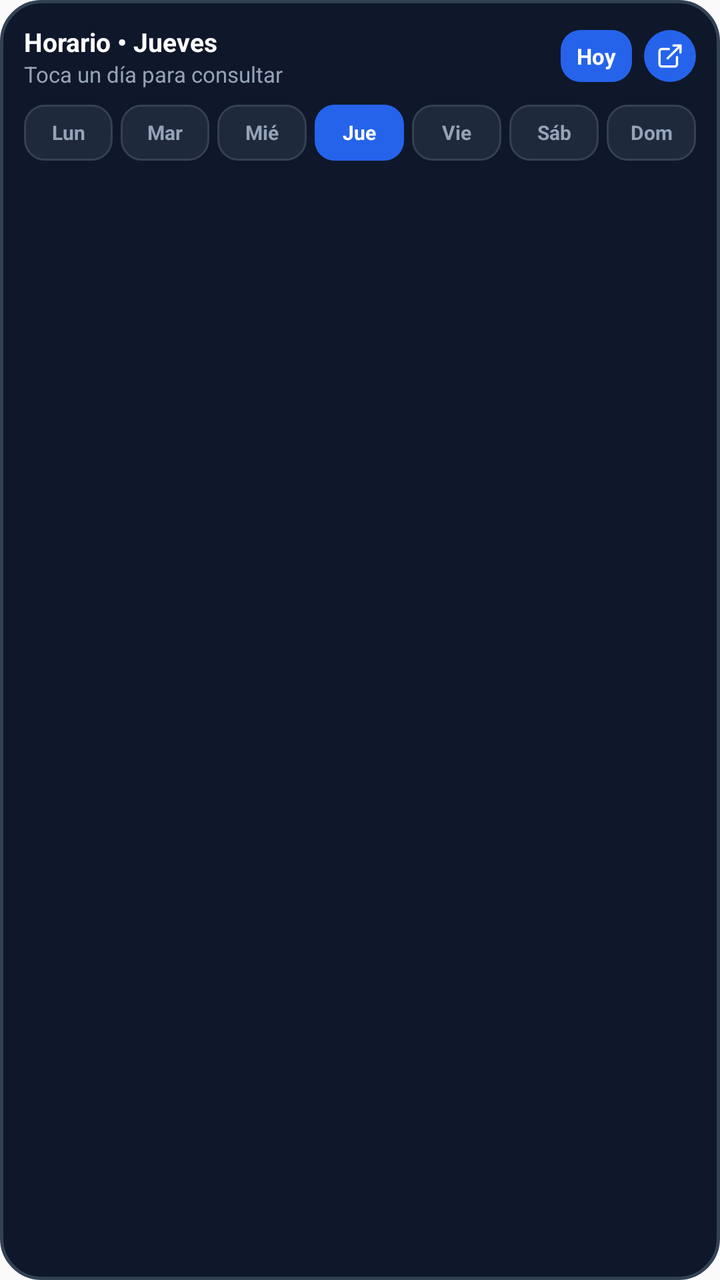
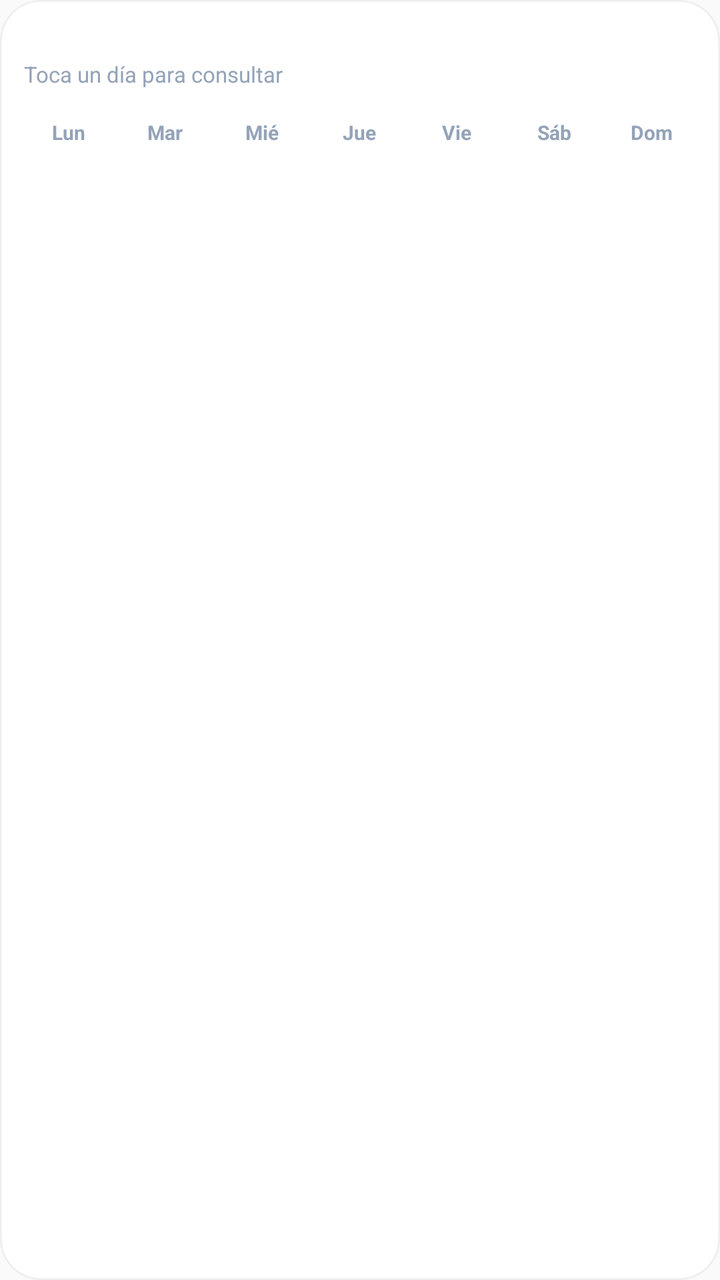

The first picture is an Android layout as it rendered before a commit; the second is the same layout after the commit. The layout source and the unified diff follow.
<!-- AndroidManifest.xml: application theme AppTheme -->
<!-- res/layout/widget_schedule_day_layout.xml -->
<?xml version="1.0" encoding="utf-8"?>
<LinearLayout xmlns:android="http://schemas.android.com/apk/res/android"
    android:id="@+id/widget_day_root"
    android:layout_width="match_parent"
    android:layout_height="match_parent"
    android:background="@drawable/widget_bg"
    android:orientation="vertical"
    android:padding="12dp">

    
    <LinearLayout
        android:layout_width="match_parent"
        android:layout_height="wrap_content"
        android:gravity="center_vertical"
        android:orientation="horizontal"
        android:paddingBottom="6dp">

        <LinearLayout
            android:id="@+id/widget_day_header_clickable"
            android:layout_width="0dp"
            android:layout_height="wrap_content"
            android:layout_weight="1"
            android:orientation="vertical">

            <TextView
                android:id="@+id/widget_day_title"
                android:layout_width="wrap_content"
                android:layout_height="wrap_content"
                android:text="Horario • Jueves"
                android:textColor="#ffffff"
                android:textSize="13sp"
                android:textStyle="bold" />

            <TextView
                android:id="@+id/widget_day_subtitle"
                android:layout_width="wrap_content"
                android:layout_height="wrap_content"
                android:text="Toca un día para consultar"
                android:textColor="#94a3b8"
                android:textSize="11sp" />
        </LinearLayout>

        
        <TextView
            android:id="@+id/widget_day_btn_today"
            android:layout_width="wrap_content"
            android:layout_height="26dp"
            android:layout_marginEnd="6dp"
            android:background="@drawable/widget_tab_active"
            android:gravity="center"
            android:paddingHorizontal="8dp"
            android:text="@string/widget_btn_today"
            android:textColor="#ffffff"
            android:textSize="11sp"
            android:textStyle="bold" />

        
        <FrameLayout
            android:id="@+id/widget_day_btn_open_app"
            android:layout_width="26dp"
            android:layout_height="26dp"
            android:background="@drawable/widget_add_btn_bg">

            <ImageView
                android:layout_width="14dp"
                android:layout_height="14dp"
                android:layout_gravity="center"
                android:contentDescription="Abrir Agenda"
                android:src="@drawable/ic_widget_external_link" />
        </FrameLayout>
    </LinearLayout>

    
    <LinearLayout
        android:layout_width="match_parent"
        android:layout_height="wrap_content"
        android:orientation="horizontal"
        android:paddingTop="2dp"
        android:paddingBottom="8dp">

        
        <TextView
            android:id="@+id/widget_btn_day_1"
            android:layout_width="0dp"
            android:layout_height="28dp"
            android:layout_marginEnd="2dp"
            android:layout_weight="1"
            android:background="@drawable/widget_tab_inactive"
            android:gravity="center"
            android:text="Lun"
            android:textColor="#94a3b8"
            android:textSize="10sp"
            android:textStyle="bold" />

        
        <TextView
            android:id="@+id/widget_btn_day_2"
            android:layout_width="0dp"
            android:layout_height="28dp"
            android:layout_marginHorizontal="2dp"
            android:layout_weight="1"
            android:background="@drawable/widget_tab_inactive"
            android:gravity="center"
            android:text="Mar"
            android:textColor="#94a3b8"
            android:textSize="10sp"
            android:textStyle="bold" />

        
        <TextView
            android:id="@+id/widget_btn_day_3"
            android:layout_width="0dp"
            android:layout_height="28dp"
            android:layout_marginHorizontal="2dp"
            android:layout_weight="1"
            android:background="@drawable/widget_tab_inactive"
            android:gravity="center"
            android:text="Mié"
            android:textColor="#94a3b8"
            android:textSize="10sp"
            android:textStyle="bold" />

        
        <TextView
            android:id="@+id/widget_btn_day_4"
            android:layout_width="0dp"
            android:layout_height="28dp"
            android:layout_marginHorizontal="2dp"
            android:layout_weight="1"
            android:background="@drawable/widget_tab_active"
            android:gravity="center"
            android:text="Jue"
            android:textColor="#ffffff"
            android:textSize="10sp"
            android:textStyle="bold" />

        
        <TextView
            android:id="@+id/widget_btn_day_5"
            android:layout_width="0dp"
            android:layout_height="28dp"
            android:layout_marginHorizontal="2dp"
            android:layout_weight="1"
            android:background="@drawable/widget_tab_inactive"
            android:gravity="center"
            android:text="Vie"
            android:textColor="#94a3b8"
            android:textSize="10sp"
            android:textStyle="bold" />

        
        <TextView
            android:id="@+id/widget_btn_day_6"
            android:layout_width="0dp"
            android:layout_height="28dp"
            android:layout_marginHorizontal="2dp"
            android:layout_weight="1"
            android:background="@drawable/widget_tab_inactive"
            android:gravity="center"
            android:text="Sáb"
            android:textColor="#94a3b8"
            android:textSize="10sp"
            android:textStyle="bold" />

        
        <TextView
            android:id="@+id/widget_btn_day_7"
            android:layout_width="0dp"
            android:layout_height="28dp"
            android:layout_marginStart="2dp"
            android:layout_weight="1"
            android:background="@drawable/widget_tab_inactive"
            android:gravity="center"
            android:text="Dom"
            android:textColor="#94a3b8"
            android:textSize="10sp"
            android:textStyle="bold" />
    </LinearLayout>

    
    <FrameLayout
        android:layout_width="match_parent"
        android:layout_height="0dp"
        android:layout_weight="1">

        <ListView
            android:id="@+id/widget_day_list_view"
            android:layout_width="match_parent"
            android:layout_height="match_parent"
            android:divider="@null"
            android:dividerHeight="6dp"
            android:overScrollMode="never"
            android:scrollbars="none" />

        <TextView
            android:id="@+id/widget_day_empty_view"
            android:layout_width="match_parent"
            android:layout_height="match_parent"
            android:gravity="center"
            android:padding="16dp"
            android:text="@string/widget_day_empty"
            android:textColor="#64748b"
            android:textSize="12sp"
            android:visibility="gone" />
    </FrameLayout>
</LinearLayout>
<!-- resources referenced by this layout -->
<resources>
  <!-- drawable ic_widget_external_link (drawable) -->
  <vector xmlns:android="http://schemas.android.com/apk/res/android"
      android:width="20dp"
      android:height="20dp"
      android:viewportWidth="24"
      android:viewportHeight="24">
      <path
          android:fillColor="#00000000"
          android:strokeColor="#FFFFFF"
          android:strokeWidth="2"
          android:strokeLineCap="round"
          android:strokeLineJoin="round"
          android:pathData="M15,3h6v6M10,14L21,3M18,13v6a2,2 0 0,1 -2,2H5a2,2 0 0,1 -2,-2V8a2,2 0 0,1 2,-2h6" />
  </vector>
  <!-- drawable widget_add_btn_bg (drawable) -->
  <?xml version="1.0" encoding="utf-8"?>
  <shape xmlns:android="http://schemas.android.com/apk/res/android"
      android:shape="oval">
      <solid android:color="#2563eb" />
  </shape>
  <!-- drawable widget_bg (drawable) -->
  <?xml version="1.0" encoding="utf-8"?>
  <shape xmlns:android="http://schemas.android.com/apk/res/android"
      android:shape="rectangle">
      <solid android:color="#0f172a" />
      <corners android:radius="20dp" />
      <stroke
          android:width="1.5dp"
          android:color="#334155" />
  </shape>
  <!-- drawable widget_tab_active (drawable) -->
  <?xml version="1.0" encoding="utf-8"?>
  <shape xmlns:android="http://schemas.android.com/apk/res/android"
      android:shape="rectangle">
      <solid android:color="#2563eb" />
      <corners android:radius="10dp" />
  </shape>
  <!-- drawable widget_tab_inactive (drawable) -->
  <?xml version="1.0" encoding="utf-8"?>
  <shape xmlns:android="http://schemas.android.com/apk/res/android"
      android:shape="rectangle">
      <solid android:color="#1e293b" />
      <corners android:radius="10dp" />
      <stroke
          android:width="1dp"
          android:color="#334155" />
  </shape>
  <string name="widget_btn_today">Hoy</string>
  <string name="widget_day_empty">Sin clases programadas para este día</string>
  <style name="AppTheme" parent="Theme.AppCompat.Light.DarkActionBar">
          
          <item name="colorPrimary">@color/colorPrimary</item>
          <item name="colorPrimaryDark">@color/colorPrimaryDark</item>
          <item name="colorAccent">@color/colorAccent</item>
      </style>
</resources>

<!-- the commit's change to res/layout/widget_schedule_day_layout.xml (unified diff, before → after) -->
@@ -1,206 +1,322 @@
 <?xml version="1.0" encoding="utf-8"?>
-<LinearLayout xmlns:android="http://schemas.android.com/apk/res/android"
-    android:id="@+id/widget_day_root"
+<FrameLayout xmlns:android="http://schemas.android.com/apk/res/android"
+    android:id="@+id/widget_day_root_frame"
     android:layout_width="match_parent"
-    android:layout_height="match_parent"
-    android:background="@drawable/widget_bg"
-    android:orientation="vertical"
-    android:padding="12dp">
+    android:layout_height="match_parent">
 
     
+    <ImageView
+        android:id="@+id/widget_day_bg_image"
+        android:layout_width="match_parent"
+        android:layout_height="match_parent"
+        android:src="@drawable/widget_bg"
+        android:scaleType="fitXY" />
+
     <LinearLayout
+        android:id="@+id/widget_day_root"
         android:layout_width="match_parent"
-        android:layout_height="wrap_content"
-        android:gravity="center_vertical"
-        android:orientation="horizontal"
-        android:paddingBottom="6dp">
-
+        android:layout_height="match_parent"
+        android:orientation="vertical"
+        android:padding="12dp">
+
+        
         <LinearLayout
-            android:id="@+id/widget_day_header_clickable"
-            android:layout_width="0dp"
+            android:layout_width="match_parent"
             android:layout_height="wrap_content"
-            android:layout_weight="1"
-            android:orientation="vertical">
-
-            <TextView
-                android:id="@+id/widget_day_title"
+            android:gravity="center_vertical"
+            android:orientation="horizontal"
+            android:paddingBottom="6dp">
+
+            <LinearLayout
+                android:id="@+id/widget_day_header_clickable"
+                android:layout_width="0dp"
+                android:layout_height="wrap_content"
+                android:layout_weight="1"
+                android:orientation="vertical">
+
+                <TextView
+                    android:id="@+id/widget_day_title"
+                    android:layout_width="wrap_content"
+                    android:layout_height="wrap_content"
+                    android:text="Horario • Jueves"
+                    android:textColor="#ffffff"
+                    android:textSize="13sp"
+                    android:textStyle="bold" />
+
+                <TextView
+                    android:id="@+id/widget_day_subtitle"
+                    android:layout_width="wrap_content"
+                    android:layout_height="wrap_content"
+                    android:text="Toca un día para consultar"
+                    android:textColor="#94a3b8"
+                    android:textSize="11sp" />
+            </LinearLayout>
+
+            
+            <FrameLayout
+                android:id="@+id/widget_day_btn_today"
                 android:layout_width="wrap_content"
-                android:layout_height="wrap_content"
-                android:text="Horario • Jueves"
-                android:textColor="#ffffff"
-                android:textSize="13sp"
-                android:textStyle="bold" />
-
-            <TextView
-                android:id="@+id/widget_day_subtitle"
-                android:layout_width="wrap_content"
-                android:layout_height="wrap_content"
-                android:text="Toca un día para consultar"
-                android:textColor="#94a3b8"
-                android:textSize="11sp" />
+                android:layout_height="26dp"
+                android:layout_marginEnd="6dp">
+
+                <ImageView
+                    android:id="@+id/widget_day_btn_today_bg"
+                    android:layout_width="match_parent"
+                    android:layout_height="match_parent"
+                    android:src="@drawable/widget_tab_active"
+                    android:scaleType="fitXY" />
+
+                <TextView
+                    android:id="@+id/widget_day_btn_today_text"
+                    android:layout_width="wrap_content"
+                    android:layout_height="match_parent"
+                    android:gravity="center"
+                    android:paddingHorizontal="8dp"
+                    android:text="@string/widget_btn_today"
+                    android:textColor="#ffffff"
+                    android:textSize="11sp"
+                    android:textStyle="bold" />
+            </FrameLayout>
+
+            
+            <FrameLayout
+                android:id="@+id/widget_day_btn_open_app"
+                android:layout_width="26dp"
+                android:layout_height="26dp">
+
+                <ImageView
+                    android:id="@+id/widget_day_btn_open_app_bg"
+                    android:layout_width="match_parent"
+                    android:layout_height="match_parent"
+                    android:src="@drawable/widget_add_btn_bg"
+                    android:scaleType="fitXY" />
+
+                <ImageView
+                    android:id="@+id/widget_day_icon_open_app"
+                    android:layout_width="14dp"
+                    android:layout_height="14dp"
+                    android:layout_gravity="center"
+                    android:contentDescription="Abrir Agenda"
+                    android:src="@drawable/ic_widget_external_link" />
+            </FrameLayout>
         </LinearLayout>
 
         
-        <TextView
-            android:id="@+id/widget_day_btn_today"
-            android:layout_width="wrap_content"
-            android:layout_height="26dp"
-            android:layout_marginEnd="6dp"
-            android:background="@drawable/widget_tab_active"
-            android:gravity="center"
-            android:paddingHorizontal="8dp"
-            android:text="@string/widget_btn_today"
-            android:textColor="#ffffff"
-            android:textSize="11sp"
-            android:textStyle="bold" />
+        <LinearLayout
+            android:layout_width="match_parent"
+            android:layout_height="wrap_content"
+            android:orientation="horizontal"
+            android:paddingTop="2dp"
+            android:paddingBottom="8dp">
+
+            
+            <FrameLayout
+                android:id="@+id/widget_btn_day_1"
+                android:layout_width="0dp"
+                android:layout_height="28dp"
+                android:layout_marginEnd="2dp"
+                android:layout_weight="1">
+
+                <ImageView
+                    android:id="@+id/widget_btn_day_1_bg"
+                    android:layout_width="match_parent"
+                    android:layout_height="match_parent"
+                    android:src="@drawable/widget_tab_active"
+                    android:scaleType="fitXY" />
+
+                <TextView
+                    android:id="@+id/widget_btn_day_1_text"
+                    android:layout_width="match_parent"
+                    android:layout_height="match_parent"
+                    android:gravity="center"
+                    android:text="Lun"
+                    android:textColor="#94a3b8"
+                    android:textSize="10sp"
+                    android:textStyle="bold" />
+            </FrameLayout>
+
+            
+            <FrameLayout
+                android:id="@+id/widget_btn_day_2"
+                android:layout_width="0dp"
+                android:layout_height="28dp"
+                android:layout_marginHorizontal="2dp"
+                android:layout_weight="1">
+
+                <ImageView
+                    android:id="@+id/widget_btn_day_2_bg"
+                    android:layout_width="match_parent"
+                    android:layout_height="match_parent"
+                    android:src="@drawable/widget_tab_active"
+                    android:scaleType="fitXY" />
+
+                <TextView
+                    android:id="@+id/widget_btn_day_2_text"
+                    android:layout_width="match_parent"
+                    android:layout_height="match_parent"
+                    android:gravity="center"
+                    android:text="Mar"
+                    android:textColor="#94a3b8"
+                    android:textSize="10sp"
+                    android:textStyle="bold" />
+            </FrameLayout>
+
+            
+            <FrameLayout
+                android:id="@+id/widget_btn_day_3"
+                android:layout_width="0dp"
+                android:layout_height="28dp"
+                android:layout_marginHorizontal="2dp"
+                android:layout_weight="1">
+
+                <ImageView
+                    android:id="@+id/widget_btn_day_3_bg"
+                    android:layout_width="match_parent"
+                    android:layout_height="match_parent"
+                    android:src="@drawable/widget_tab_active"
+                    android:scaleType="fitXY" />
+
+                <TextView
+                    android:id="@+id/widget_btn_day_3_text"
+                    android:layout_width="match_parent"
+                    android:layout_height="match_parent"
+                    android:gravity="center"
+                    android:text="Mié"
+                    android:textColor="#94a3b8"
+                    android:textSize="10sp"
+                    android:textStyle="bold" />
+            </FrameLayout>
+
+            
+            <FrameLayout
+                android:id="@+id/widget_btn_day_4"
+                android:layout_width="0dp"
+                android:layout_height="28dp"
+                android:layout_marginHorizontal="2dp"
+                android:layout_weight="1">
+
+                <ImageView
+                    android:id="@+id/widget_btn_day_4_bg"
+                    android:layout_width="match_parent"
+                    android:layout_height="match_parent"
+                    android:src="@drawable/widget_tab_active"
+                    android:scaleType="fitXY" />
+
+                <TextView
+                    android:id="@+id/widget_btn_day_4_text"
+                    android:layout_width="match_parent"
+                    android:layout_height="match_parent"
+                    android:gravity="center"
+                    android:text="Jue"
+                    android:textColor="#94a3b8"
+                    android:textSize="10sp"
+                    android:textStyle="bold" />
+            </FrameLayout>
+
+            
+            <FrameLayout
+                android:id="@+id/widget_btn_day_5"
+                android:layout_width="0dp"
+                android:layout_height="28dp"
+                android:layout_marginHorizontal="2dp"
+                android:layout_weight="1">
+
+                <ImageView
+                    android:id="@+id/widget_btn_day_5_bg"
+                    android:layout_width="match_parent"
+                    android:layout_height="match_parent"
+                    android:src="@drawable/widget_tab_active"
+                    android:scaleType="fitXY" />
+
+                <TextView
+                    android:id="@+id/widget_btn_day_5_text"
+                    android:layout_width="match_parent"
+                    android:layout_height="match_parent"
+                    android:gravity="center"
+                    android:text="Vie"
+                    android:textColor="#94a3b8"
+                    android:textSize="10sp"
+                    android:textStyle="bold" />
+            </FrameLayout>
+
+            
+            <FrameLayout
+                android:id="@+id/widget_btn_day_6"
+                android:layout_width="0dp"
+                android:layout_height="28dp"
+                android:layout_marginHorizontal="2dp"
+                android:layout_weight="1">
+
+                <ImageView
+                    android:id="@+id/widget_btn_day_6_bg"
+                    android:layout_width="match_parent"
+                    android:layout_height="match_parent"
+                    android:src="@drawable/widget_tab_active"
+                    android:scaleType="fitXY" />
+
+                <TextView
+                    android:id="@+id/widget_btn_day_6_text"
+                    android:layout_width="match_parent"
+                    android:layout_height="match_parent"
+                    android:gravity="center"
+                    android:text="Sáb"
+                    android:textColor="#94a3b8"
+                    android:textSize="10sp"
+                    android:textStyle="bold" />
+            </FrameLayout>
+
+            
+            <FrameLayout
+                android:id="@+id/widget_btn_day_7"
+                android:layout_width="0dp"
+                android:layout_height="28dp"
+                android:layout_marginStart="2dp"
+                android:layout_weight="1">
+
+                <ImageView
+                    android:id="@+id/widget_btn_day_7_bg"
+                    android:layout_width="match_parent"
+                    android:layout_height="match_parent"
+                    android:src="@drawable/widget_tab_active"
+                    android:scaleType="fitXY" />
+
+                <TextView
+                    android:id="@+id/widget_btn_day_7_text"
+                    android:layout_width="match_parent"
+                    android:layout_height="match_parent"
+                    android:gravity="center"
+                    android:text="Dom"
+                    android:textColor="#94a3b8"
+                    android:textSize="10sp"
+                    android:textStyle="bold" />
+            </FrameLayout>
+        </LinearLayout>
 
         
         <FrameLayout
-            android:id="@+id/widget_day_btn_open_app"
-            android:layout_width="26dp"
-            android:layout_height="26dp"
-            android:background="@drawable/widget_add_btn_bg">
-
-            <ImageView
-                android:layout_width="14dp"
-                android:layout_height="14dp"
-                android:layout_gravity="center"
-                android:contentDescription="Abrir Agenda"
-                android:src="@drawable/ic_widget_external_link" />
+            android:layout_width="match_parent"
+            android:layout_height="0dp"
+            android:layout_weight="1">
+
+            <ListView
+                android:id="@+id/widget_day_list_view"
+                android:layout_width="match_parent"
+                android:layout_height="match_parent"
+                android:divider="@null"
+                android:dividerHeight="6dp"
+                android:overScrollMode="never"
+                android:scrollbars="none" />
+
+            <TextView
+                android:id="@+id/widget_day_empty_view"
+                android:layout_width="match_parent"
+                android:layout_height="match_parent"
+                android:gravity="center"
+                android:padding="16dp"
+                android:text="@string/widget_day_empty"
+                android:textColor="#64748b"
+                android:textSize="12sp"
+                android:visibility="gone" />
         </FrameLayout>
     </LinearLayout>
-
-    
-    <LinearLayout
-        android:layout_width="match_parent"
-        android:layout_height="wrap_content"
-        android:orientation="horizontal"
-        android:paddingTop="2dp"
-        android:paddingBottom="8dp">
-
-        
-        <TextView
-            android:id="@+id/widget_btn_day_1"
-            android:layout_width="0dp"
-            android:layout_height="28dp"
-            android:layout_marginEnd="2dp"
-            android:layout_weight="1"
-            android:background="@drawable/widget_tab_inactive"
-            android:gravity="center"
-            android:text="Lun"
-            android:textColor="#94a3b8"
-            android:textSize="10sp"
-            android:textStyle="bold" />
-
-        
-        <TextView
-            android:id="@+id/widget_btn_day_2"
-            android:layout_width="0dp"
-            android:layout_height="28dp"
-            android:layout_marginHorizontal="2dp"
-            android:layout_weight="1"
-            android:background="@drawable/widget_tab_inactive"
-            android:gravity="center"
-            android:text="Mar"
-            android:textColor="#94a3b8"
-            android:textSize="10sp"
-            android:textStyle="bold" />
-
-        
-        <TextView
-            android:id="@+id/widget_btn_day_3"
-            android:layout_width="0dp"
-            android:layout_height="28dp"
-            android:layout_marginHorizontal="2dp"
-            android:layout_weight="1"
-            android:background="@drawable/widget_tab_inactive"
-            android:gravity="center"
-            android:text="Mié"
-            android:textColor="#94a3b8"
-            android:textSize="10sp"
-            android:textStyle="bold" />
-
-        
-        <TextView
-            android:id="@+id/widget_btn_day_4"
-            android:layout_width="0dp"
-            android:layout_height="28dp"
-            android:layout_marginHorizontal="2dp"
-            android:layout_weight="1"
-            android:background="@drawable/widget_tab_active"
-            android:gravity="center"
-            android:text="Jue"
-            android:textColor="#ffffff"
-            android:textSize="10sp"
-            android:textStyle="bold" />
-
-        
-        <TextView
-            android:id="@+id/widget_btn_day_5"
-            android:layout_width="0dp"
-            android:layout_height="28dp"
-            android:layout_marginHorizontal="2dp"
-            android:layout_weight="1"
-            android:background="@drawable/widget_tab_inactive"
-            android:gravity="center"
-            android:text="Vie"
-            android:textColor="#94a3b8"
-            android:textSize="10sp"
-            android:textStyle="bold" />
-
-        
-        <TextView
-            android:id="@+id/widget_btn_day_6"
-            android:layout_width="0dp"
-            android:layout_height="28dp"
-            android:layout_marginHorizontal="2dp"
-            android:layout_weight="1"
-            android:background="@drawable/widget_tab_inactive"
-            android:gravity="center"
-            android:text="Sáb"
-            android:textColor="#94a3b8"
-            android:textSize="10sp"
-            android:textStyle="bold" />
-
-        
-        <TextView
-            android:id="@+id/widget_btn_day_7"
-            android:layout_width="0dp"
-            android:layout_height="28dp"
-            android:layout_marginStart="2dp"
-            android:layout_weight="1"
-            android:background="@drawable/widget_tab_inactive"
-            android:gravity="center"
-            android:text="Dom"
-            android:textColor="#94a3b8"
-            android:textSize="10sp"
-            android:textStyle="bold" />
-    </LinearLayout>
-
-    
-    <FrameLayout
-        android:layout_width="match_parent"
-        android:layout_height="0dp"
-        android:layout_weight="1">
-
-        <ListView
-            android:id="@+id/widget_day_list_view"
-            android:layout_width="match_parent"
-            android:layout_height="match_parent"
-            android:divider="@null"
-            android:dividerHeight="6dp"
-            android:overScrollMode="never"
-            android:scrollbars="none" />
-
-        <TextView
-            android:id="@+id/widget_day_empty_view"
-            android:layout_width="match_parent"
-            android:layout_height="match_parent"
-            android:gravity="center"
-            android:padding="16dp"
-            android:text="@string/widget_day_empty"
-            android:textColor="#64748b"
-            android:textSize="12sp"
-            android:visibility="gone" />
-    </FrameLayout>
-</LinearLayout>
+</FrameLayout>
<!-- resource entries referenced after the edit -->
@@ -18,34 +18,24 @@
   <?xml version="1.0" encoding="utf-8"?>
   <shape xmlns:android="http://schemas.android.com/apk/res/android"
       android:shape="oval">
-      <solid android:color="#2563eb" />
+      <solid android:color="#FFFFFF" />
   </shape>
   <!-- drawable widget_bg (drawable) -->
   <?xml version="1.0" encoding="utf-8"?>
   <shape xmlns:android="http://schemas.android.com/apk/res/android"
       android:shape="rectangle">
-      <solid android:color="#0f172a" />
+      <solid android:color="#FFFFFF" />
       <corners android:radius="20dp" />
       <stroke
-          android:width="1.5dp"
-          android:color="#334155" />
+          android:width="1dp"
+          android:color="#1A808080" />
   </shape>
   <!-- drawable widget_tab_active (drawable) -->
   <?xml version="1.0" encoding="utf-8"?>
   <shape xmlns:android="http://schemas.android.com/apk/res/android"
       android:shape="rectangle">
-      <solid android:color="#2563eb" />
+      <solid android:color="#FFFFFF" />
       <corners android:radius="10dp" />
-  </shape>
-  <!-- drawable widget_tab_inactive (drawable) -->
-  <?xml version="1.0" encoding="utf-8"?>
-  <shape xmlns:android="http://schemas.android.com/apk/res/android"
-      android:shape="rectangle">
-      <solid android:color="#1e293b" />
-      <corners android:radius="10dp" />
-      <stroke
-          android:width="1dp"
-          android:color="#334155" />
   </shape>
   <string name="widget_btn_today">Hoy</string>
   <string name="widget_day_empty">Sin clases programadas para este día</string>
